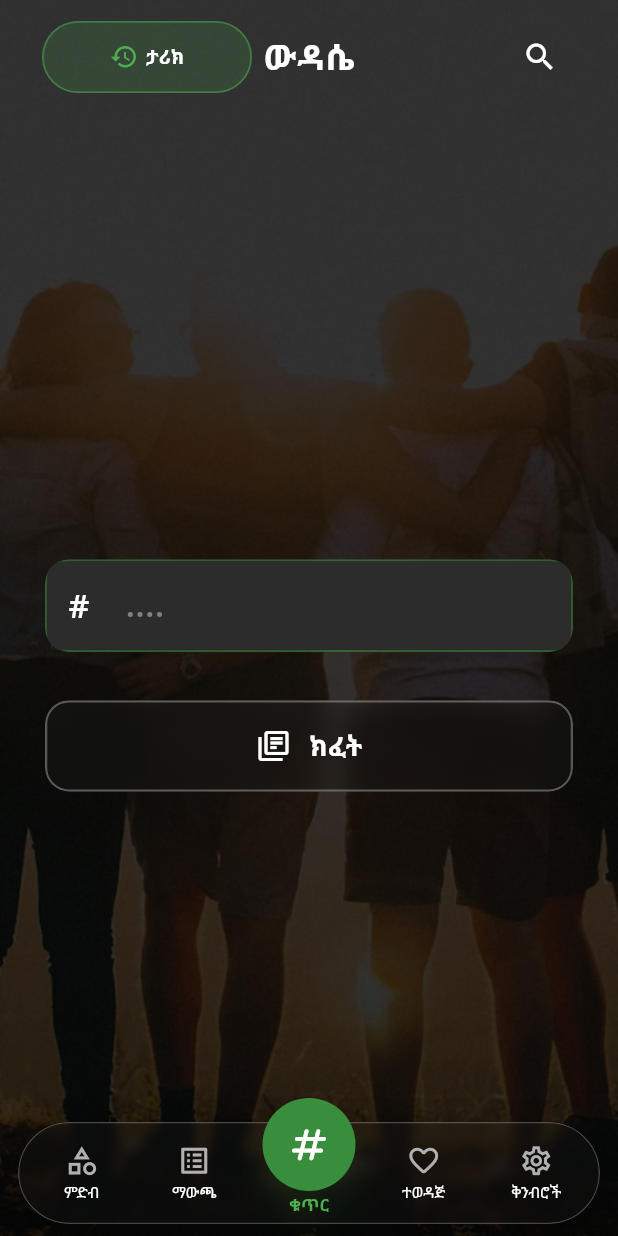
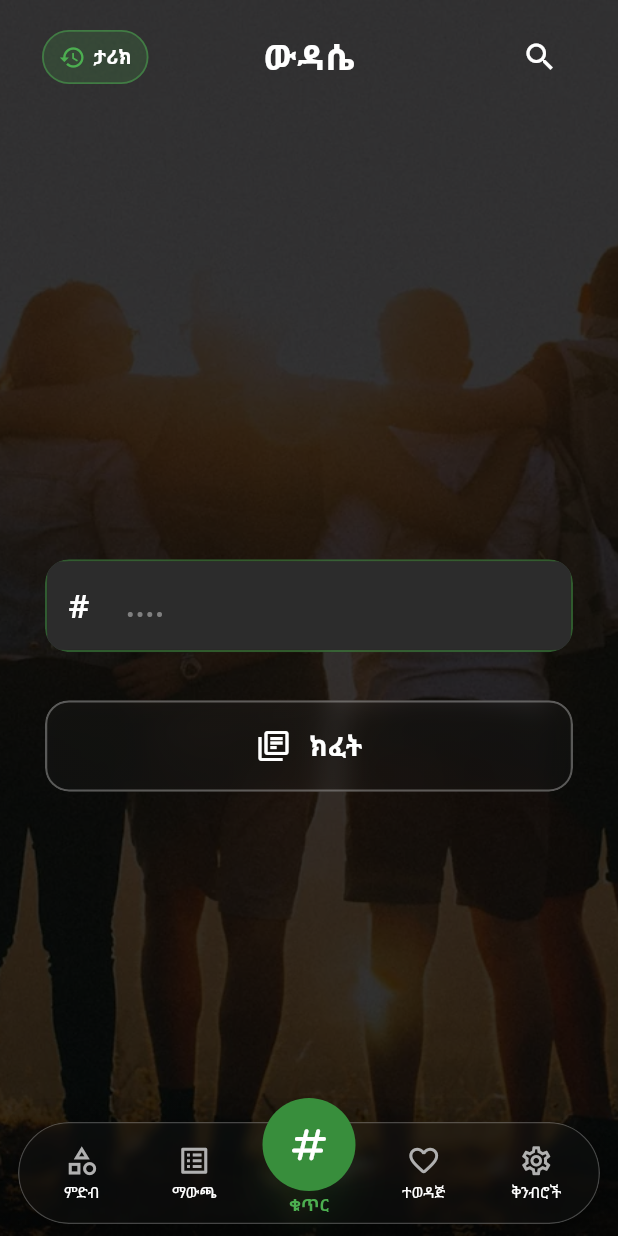
Before and after one commit to Nawey99/amharic_hymnal_app, a Flutter app: the MainNavigationPage screen opened directly, on a phone screen of 412 x 824 dp. Run offline on Flutter 3.47's test engine with Material 3 defaults, Android fonts, the phone set to English and light mode, and no system bars; our stand-ins replace audio_service, dartz, equatable, flutter_bloc, flutter_secure_storage, get_it and 6 more; missing offline and left inert: audio_session, background_downloader; accounts and stored records are empty; network calls fail.

Commit message:
Make the History button as big as what it holds
It filled its whole side of the title bar, 140 wide, at the full 48 of a
touch target, and ran up against the app's name: a container told to centre
its child grows to all the room it is given.

The pill is now as wide as its clock and word and 36 tall (32 in landscape
on a phone), inside the same 48 tap area. It is the same size on a tablet
as on a phone. Where the word cannot fit, on a narrow phone at a large text
size, the clock stands alone rather than the word being cut to "Hist…";
the tooltip still names it.

Co-Authored-By: Claude Fable 5.1 <noreply@anthropic.com>

```diff
--- a/lib/features/hymns/presentation/pages/number_search_page.dart
+++ b/lib/features/hymns/presentation/pages/number_search_page.dart
@@ -10,6 +10,7 @@ import 'package:amharic_hymnal_app/core/widgets/app_text_scope.dart';
 import 'package:amharic_hymnal_app/core/services/background_image_service.dart';
 import 'package:amharic_hymnal_app/core/services/search_state_controller.dart';
 import 'package:amharic_hymnal_app/core/widgets/search_text_field.dart';
+import 'package:amharic_hymnal_app/core/utils/responsive_layout.dart';
 import 'package:amharic_hymnal_app/core/utils/nav_bar_constants.dart';
 import 'package:amharic_hymnal_app/core/widgets/glass_container.dart';
 import 'package:amharic_hymnal_app/core/widgets/main_page_title_bar.dart';
@@ -291,17 +292,64 @@ class _NumberSearchPageState extends State<NumberSearchPage> {
     );
   }
 
+  /// The History pill: as wide as its icon and word, and drawn shorter than
+  /// the area that takes the tap.
+  ///
+  /// It used to fill the whole side of the title bar (a container told to
+  /// centre its child grows to all the room it is given) at the full 48 dp
+  /// of a touch target, which made it the heaviest thing on the page.
   Widget _buildHistoryButton(BuildContext context) {
+    final label = AppLocalizations.of(context)?.history ?? 'ታሪክ';
+    final pillHeight =
+        ResponsiveLayout.isCompactLandscape(context) ? 32.0 : 36.0;
+    const iconSize = 18.0;
+    const gap = 5.0;
+    const padding = 10.0;
+    final labelStyle = TextStyle(
+      color: context.appColors.primaryText,
+      fontSize: 13,
+      fontWeight: FontWeight.w800,
+    );
+
     return Tooltip(
-      message: AppLocalizations.of(context)?.history ?? 'ታሪክ',
-      child: InkWell(
+      message: label,
+      child: LayoutBuilder(builder: (context, constraints) {
+        // The word is dropped whole rather than cut to "Hist…": on a narrow
+        // phone, or at a large text size, the clock alone says it, and the
+        // tooltip still names it for a screen reader.
+        final labelWidth = (TextPainter(
+          text: TextSpan(
+            text: label,
+            style: DefaultTextStyle.of(context).style.merge(labelStyle),
+          ),
+          maxLines: 1,
+          textDirection: Directionality.of(context),
+          textScaler: MediaQuery.textScalerOf(context),
+        )..layout())
+            .width;
+        final showLabel = padding + iconSize + gap + labelWidth + padding + 4 <=
+            constraints.maxWidth;
+
+        return InkWell(
+          key: const ValueKey('history-button'),
           onTap: () => _openHistory(context),
           borderRadius: BorderRadius.circular(999),
-        // 48 dp is the smallest comfortable touch target.
+          // 48 dp is the smallest comfortable touch target; the pill sits
+          // in the middle of it.
+          child: ConstrainedBox(
+            constraints: const BoxConstraints(minHeight: 48, minWidth: 48),
+            child: Align(
+              widthFactor: 1,
+              heightFactor: 1,
               child: Container(
-          constraints: const BoxConstraints(minHeight: 48, minWidth: 48),
-          alignment: Alignment.center,
-          padding: const EdgeInsets.symmetric(horizontal: 10, vertical: 8),
+                key: const ValueKey('history-pill'),
+                constraints: BoxConstraints(
+                  minHeight: pillHeight,
+                  minWidth: pillHeight,
+                ),
+                padding: EdgeInsets.symmetric(
+                  horizontal: showLabel ? padding : 0,
+                ),
                 decoration: BoxDecoration(
                   color: context.appColors.accent.withValues(alpha: 0.18),
                   borderRadius: BorderRadius.circular(999),
@@ -312,33 +360,24 @@ class _NumberSearchPageState extends State<NumberSearchPage> {
                 ),
                 child: Row(
                   mainAxisSize: MainAxisSize.min,
+                  mainAxisAlignment: MainAxisAlignment.center,
                   children: [
                     Icon(
                       Icons.history,
                       color: context.appColors.accent,
-                size: 19,
+                      size: iconSize,
                     ),
-              const SizedBox(width: 5),
-              // The title bar gives each side a fixed width so the title
-              // stays centred, so the label is what gives: "History" set in
-              // the serif face is wider than the Amharic it replaces, and
-              // ran over the end by a hair.
-              Flexible(
-                child: Text(
-                  AppLocalizations.of(context)?.history ?? 'ታሪክ',
-                  maxLines: 1,
-                  overflow: TextOverflow.ellipsis,
-                  style: TextStyle(
-                    color: context.appColors.primaryText,
-                    fontSize: 13,
-                    fontWeight: FontWeight.w800,
-                  ),
-                ),
-              ),
+                    if (showLabel) ...[
+                      const SizedBox(width: gap),
+                      Text(label, maxLines: 1, style: labelStyle),
+                    ],
                   ],
                 ),
               ),
             ),
+          ),
+        );
+      }),
     );
   }
 
```
Also changed, not shown: 1 other file. Lines whose indentation alone changed are shown as unchanged.
